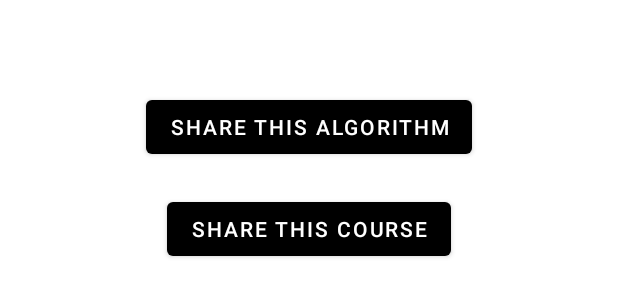
After one commit to joaoramos00/breweryApi, an Android app: the layout rate_brewery_layout.xml on its own in the app's theme, with its tools: preview values and no code run, on a phone screen of 412 x 824 dp. The commit adds this screen. Shown: the top 300 px of the screen. Run offline under Robolectric (Android 15) with nearby library versions, the phone set to English and light mode, and no system bars.

Commit message:
Only to update

```diff
--- /dev/null
+++ b/app/src/main/res/layout/rate_brewery_layout.xml
@@ -0,0 +1,29 @@
+<?xml version="1.0" encoding="utf-8"?>
+<LinearLayout
+    xmlns:android="http://schemas.android.com/apk/res/android"
+    android:layout_width="match_parent"
+    android:layout_height="match_parent"
+    android:gravity="center_horizontal"
+    android:orientation="vertical"
+    android:padding="16dp">
+
+    <TextView
+        android:layout_width="wrap_content"
+        android:layout_height="wrap_content"
+        android:textSize="25sp" />
+
+    <Button
+        android:layout_margin="10dp"
+        android:id="@+id/algo_button"
+        android:layout_width="wrap_content"
+        android:layout_height="wrap_content"
+        android:text="Share this Algorithm" />
+
+    <Button
+        android:layout_margin="10dp"
+        android:id="@+id/course_button"
+        android:layout_width="wrap_content"
+        android:layout_height="wrap_content"
+        android:text="Share this Course" />
+
+</LinearLayout>
--- a/app/src/main/res/values/strings.xml
+++ b/app/src/main/res/values/strings.xml
@@ -13,4 +13,5 @@
     <string name="ratingStar">Number of stars rated</string>
     <string name="detailsBackground">Details background</string>
     <string name="rateBrewery">AVALIAR CERVEJARIA</string>
+    <string name="rateBreweryHeader">"Avalie a "</string>
 </resources>
```
Also changed, not shown: app/src/main/java/com/example/android/Details.kt (+8 -4 lines), app/src/main/java/com/example/android/RateBrewery.kt (added, +19 -0 lines).
